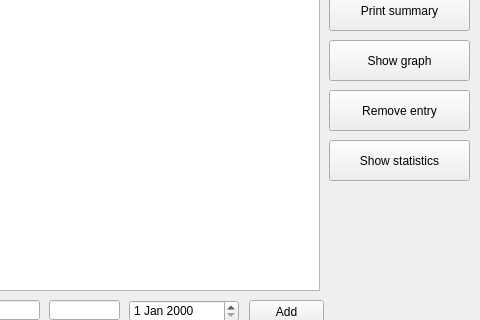
Above: ui/mainwindow.ui from FoxMD/Finance before the change; both pictures show x 521 to 1001 and y 90 to 410 of the 1001 by 515 pixel window. Below: the same form after it.
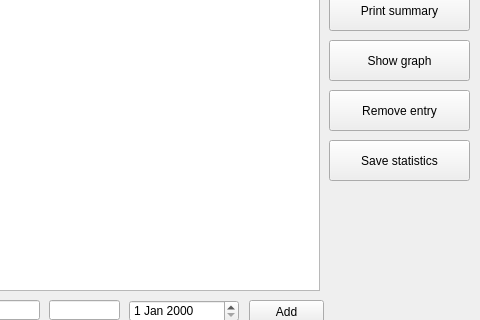
That is the form after the change.

```diff
--- a/ui/mainwindow.ui
+++ b/ui/mainwindow.ui
@@ -278,7 +278,7 @@
      </rect>
     </property>
     <property name="text">
-     <string>Show statistics</string>
+     <string>Save statistics</string>
     </property>
    </widget>
   </widget>
```
Left out of the diff: 2 changed lines with no effect on the pictures.
